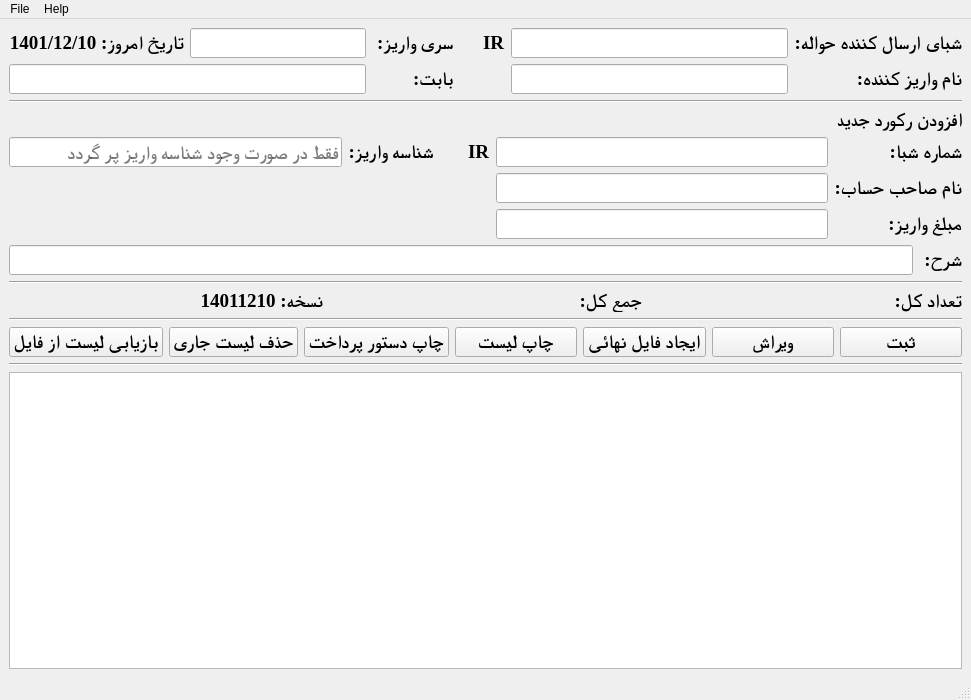
Above: mainwindow.ui from ahmadbabayi/QtBmipaya before the change. Below: the same form after it.
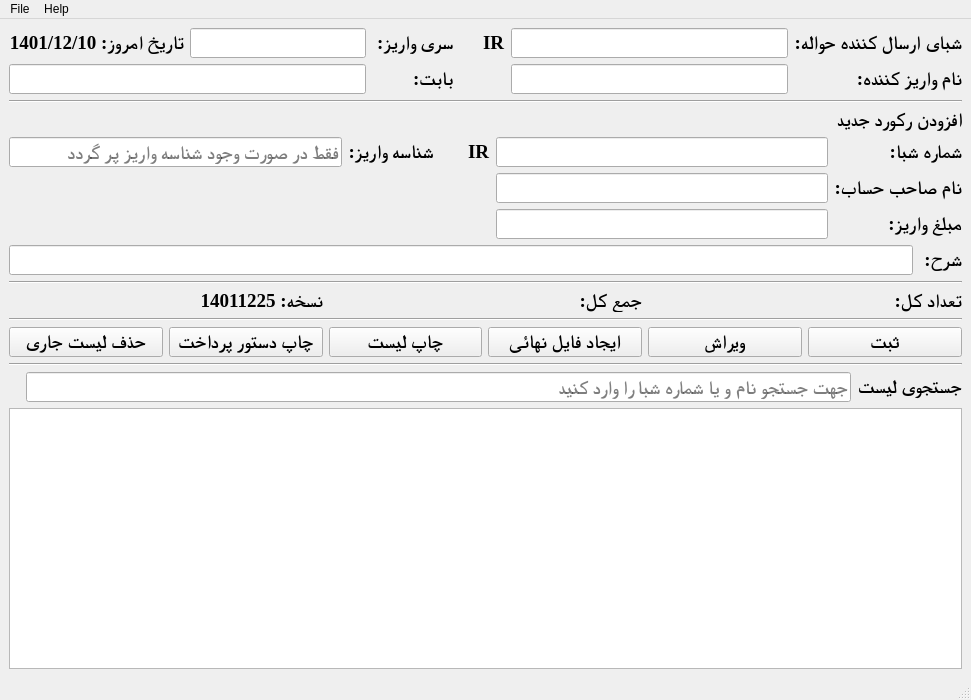
That is the form after the change.

What changed in the file:
```diff
--- a/mainwindow.ui
+++ b/mainwindow.ui
@@ -264,7 +264,7 @@
          <enum>Qt::RightToLeft</enum>
         </property>
         <property name="text">
-         <string>نسخه: 14011210</string>
+         <string>نسخه: 14011225</string>
         </property>
        </widget>
       </item>
@@ -299,16 +299,6 @@
     </item>
     <item>
      <layout class="QHBoxLayout" name="horizontalLayout_5">
-      <item>
-       <widget class="QPushButton" name="RestoreButton">
-        <property name="text">
-         <string>بازیابی لیست از فایل</string>
-        </property>
-        <property name="autoDefault">
-         <bool>true</bool>
-        </property>
-       </widget>
-      </item>
       <item>
        <widget class="QPushButton" name="RemoveButton">
         <property name="text">
@@ -378,6 +368,31 @@
       </property>
      </widget>
     </item>
+    <item>
+     <layout class="QHBoxLayout" name="horizontalLayout_7">
+      <item>
+       <widget class="QLabel" name="label_4">
+        <property name="text">
+         <string/>
+        </property>
+       </widget>
+      </item>
+      <item>
+       <widget class="QLineEdit" name="SearchEdit">
+        <property name="placeholderText">
+         <string>جهت جستجو نام و یا شماره شبا را وارد کنید</string>
+        </property>
+       </widget>
+      </item>
+      <item>
+       <widget class="QLabel" name="label_7">
+        <property name="text">
+         <string>جستجوی لیست</string>
+        </property>
+       </widget>
+      </item>
+     </layout>
+    </item>
     <item>
      <widget class="QTableView" name="tableView">
       <property name="font">
```
Left out of the diff: 8 changed lines with no effect on the pictures.
